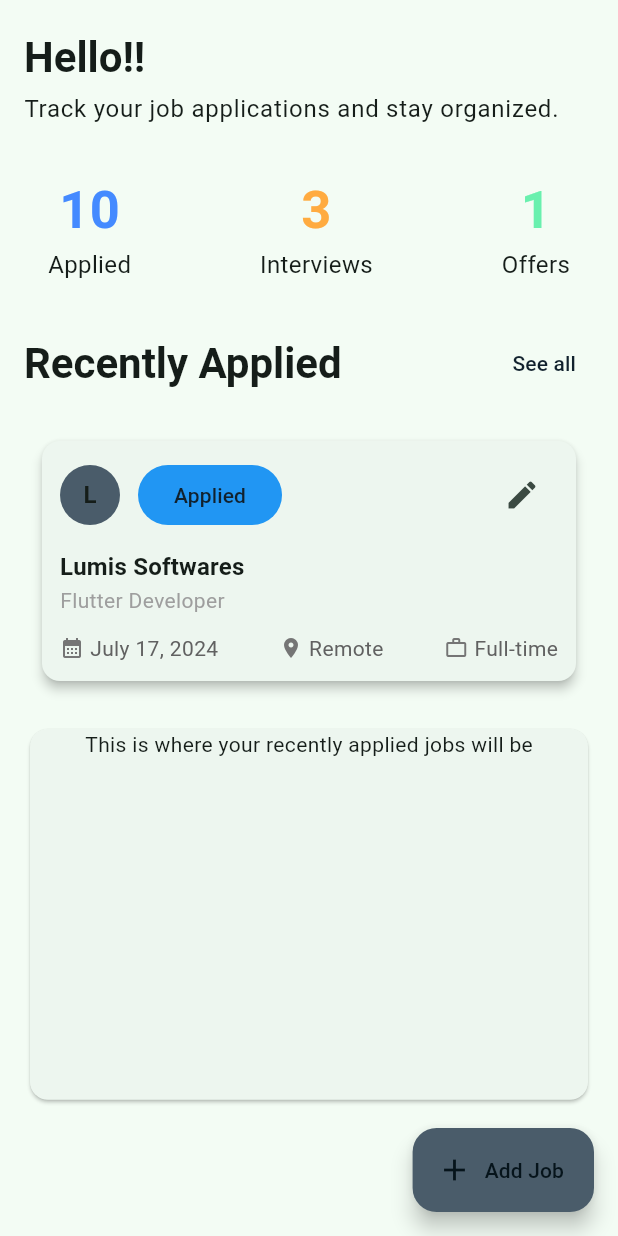
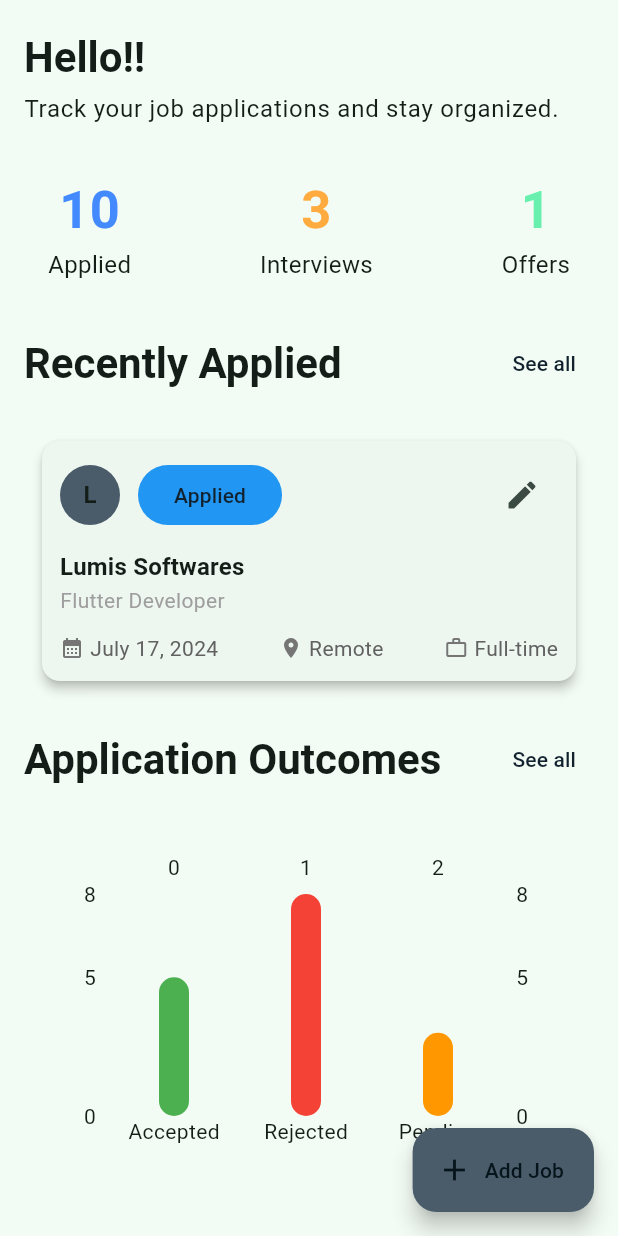
Before and after one commit to johnomeyo/grinder, a Flutter app: the screen it shows after launch, on a phone screen of 412 x 824 dp. Run offline on Flutter 3.47's test engine with Material 3 defaults, Android fonts, the light colour scheme and no system bars; drawn by our look-alikes of fl_chart; our stand-ins replace hive, hive_flutter; accounts and stored records are empty.

Commit message:
Created the job application statistics graphs

```diff
--- a/lib/applied jobs/presentation/applied_jobs_page.dart
+++ b/lib/applied jobs/presentation/applied_jobs_page.dart
@@ -15,7 +15,7 @@ class _AppliedJobsPageState extends State<AppliedJobsPage> {
   int selectedServiceIndex = 0;
 
   // List of filter options (must match toggle button list)
-  final List<String> services = ["All", "Interviewing", "Accepted", "Rejected"];
+  final List<String> services = ["All", "Interviewing", "Accepted", "Rejected",];
 
   // Method to filter jobs based on selected category
   List<Job> _getFilteredJobs() {
@@ -71,6 +71,7 @@ class _AppliedJobsPageState extends State<AppliedJobsPage> {
                       itemCount: filteredJobs.length,
                       itemBuilder: (context, index) {
                         var job = filteredJobs[index];
+                        print(filteredJobs);
                         return JobCard(
                             company: job.companyName,
                             position: job.position,
--- a/lib/homepage/presentation/homescreen.dart
+++ b/lib/homepage/presentation/homescreen.dart
@@ -1,6 +1,8 @@
 import 'package:flutter/material.dart';
 import 'package:grinder/applied%20jobs/widgets/job_card.dart';
-import 'package:grinder/homepage/widgets/empty_section_card.dart';
+import 'package:grinder/homepage/widgets/bar_chart.dart';
+import 'package:grinder/homepage/widgets/line_chart.dart';
+import 'package:grinder/homepage/widgets/pie_chart.dart';
 import 'package:grinder/homepage/widgets/statistics_widget.dart';
 import 'package:grinder/homepage/widgets/text_header.dart';
 import '../widgets/header_widget.dart';
@@ -17,6 +19,7 @@ class Homescreen extends StatelessWidget {
           builder: (context, constraints) {
             return Padding(
               padding: const EdgeInsets.symmetric(horizontal: 16, vertical: 20),
+              child: SingleChildScrollView(
                 child: Column(
                   crossAxisAlignment: CrossAxisAlignment.start,
                   spacing: 20,
@@ -33,8 +36,14 @@ class Homescreen extends StatelessWidget {
                       status: 'Applied',
                       onEdit: () {},
                     ),
-                  EmptySectionCard(),
+                    TextHeader(text: "Application Outcomes"),
+                    ApplicationStatsChart(),
+                    TextHeader(text: "Average Response Time"),
+                    ResponseTimeChart(),
+                    TextHeader(text: "Job Application Breakdown"),
+                    ApplicationPieChart()
                   ],
+                ),
               ),
             );
           },
--- /dev/null
+++ b/lib/homepage/widgets/bar_chart.dart
@@ -0,0 +1,60 @@
+import 'package:fl_chart/fl_chart.dart';
+import 'package:flutter/material.dart';
+
+class ApplicationStatsChart extends StatelessWidget {
+  const ApplicationStatsChart({super.key});
+
+  @override
+  Widget build(BuildContext context) {
+    return Padding(
+      padding: const EdgeInsets.all(16.0),
+      child: SizedBox(
+        height: 200,
+        child: BarChart(
+          BarChartData(
+            alignment: BarChartAlignment.spaceAround,
+            barGroups: _getBarGroups(),
+            titlesData: FlTitlesData(
+              leftTitles: AxisTitles(
+                sideTitles: SideTitles(showTitles: true, reservedSize: 40),
+              ),
+              bottomTitles: AxisTitles(
+                sideTitles: SideTitles(
+                  showTitles: true,
+                  getTitlesWidget: (value, meta) {
+                    switch (value.toInt()) {
+                      case 0:
+                        return const Text('Accepted');
+                      case 1:
+                        return const Text('Rejected');
+                      case 2:
+                        return const Text('Pending');
+                      default:
+                        return const Text('');
+                    }
+                  },
+                ),
+              ),
+            ),
+            borderData: FlBorderData(show: false),
+            gridData: FlGridData(show: false),
+          ),
+        ),
+      ),
+    );
+  }
+
+  List<BarChartGroupData> _getBarGroups() {
+    return [
+      BarChartGroupData(x: 0, barRods: [
+        BarChartRodData(toY: 5, color: Colors.green, width: 20)
+      ]),
+      BarChartGroupData(x: 1, barRods: [
+        BarChartRodData(toY: 8, color: Colors.red, width: 20)
+      ]),
+      BarChartGroupData(x: 2, barRods: [
+        BarChartRodData(toY: 3, color: Colors.orange, width: 20)
+      ]),
+    ];
+  }
+}
--- a/pubspec.yaml
+++ b/pubspec.yaml
@@ -37,6 +37,7 @@ dependencies:
   hive: ^2.2.3
   hive_flutter: ^1.1.0
   hive_generator: ^2.0.1
+  fl_chart: ^0.70.2
 
 
 dev_dependencies:
```
Also changed, not shown: lib/homepage/widgets/line_chart.dart (added, +46 -0 lines), lib/homepage/widgets/pie_chart.dart (added, +27 -0 lines), pubspec.lock. Lines whose indentation alone changed are shown as unchanged.
